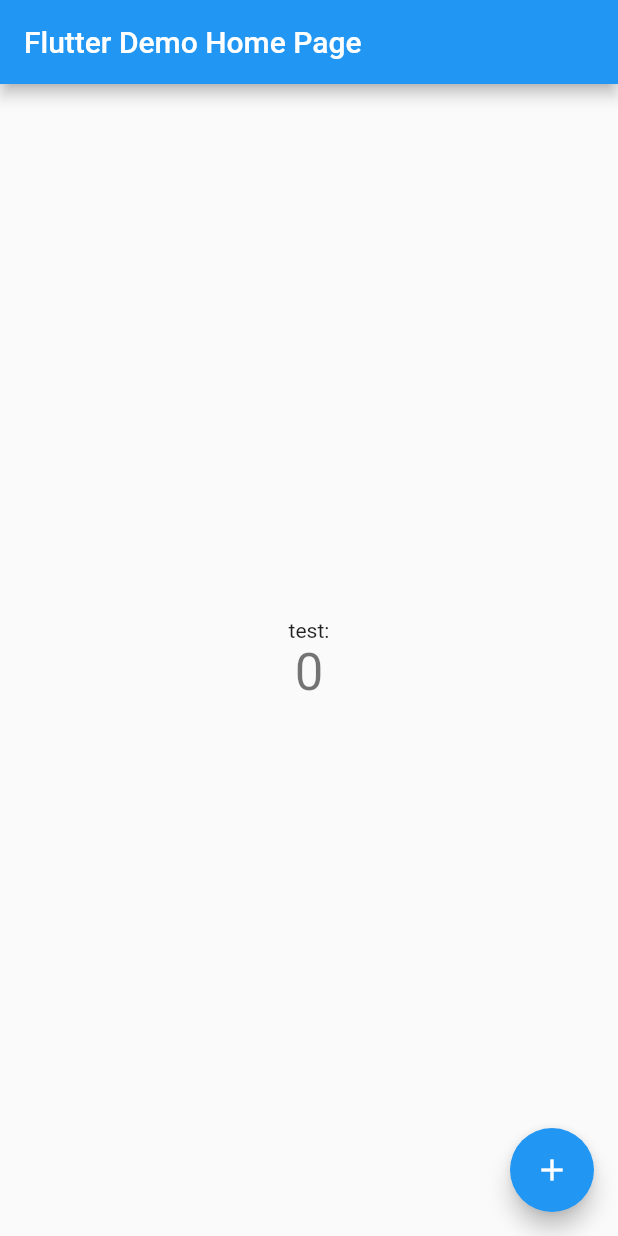
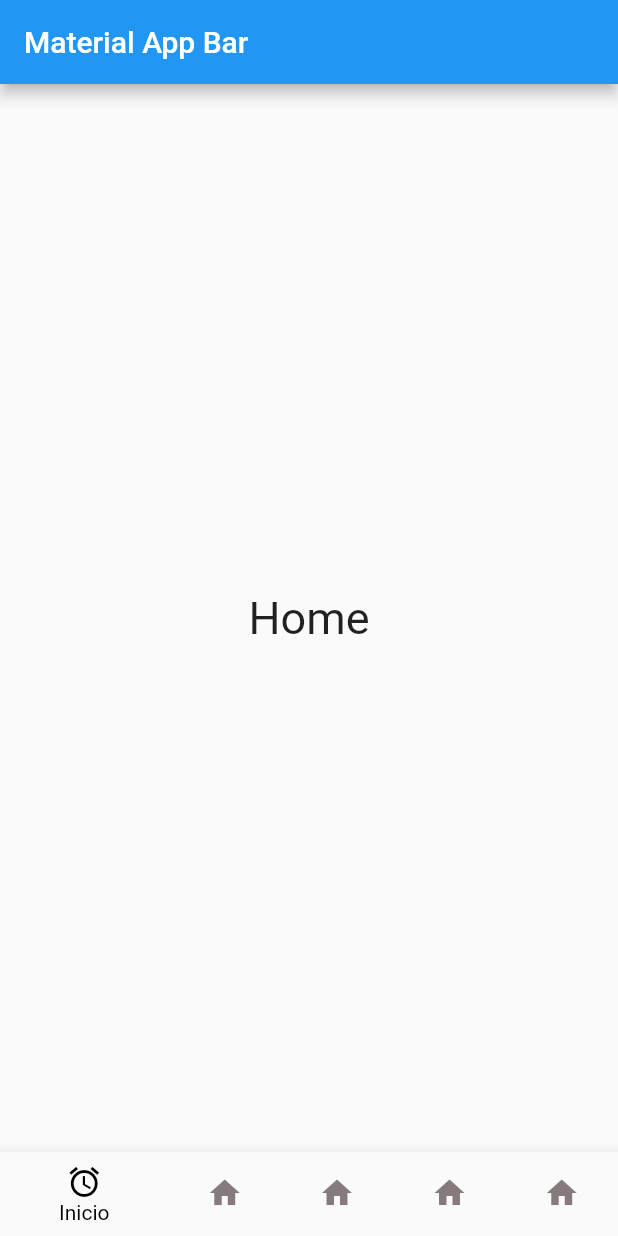
Before and after one commit to josephv2210/Help-on-flutter, a Flutter app: the screen it shows after launch, on a phone screen of 412 x 824 dp. Run offline on Flutter 3.47's test engine with Material 2 defaults, Android fonts, the phone set to English and light mode, and no system bars.

Commit message:
tabs and pages

```diff
--- a/lib/main.dart
+++ b/lib/main.dart
@@ -1,115 +1,63 @@
 import 'package:flutter/material.dart';
+import 'package:helpon/pages/PageCreate.dart';
+import 'package:helpon/pages/PageHome.dart';
+import 'package:helpon/pages/PageNotifications.dart';
+import 'package:helpon/pages/PageProfile.dart';
+import 'package:helpon/pages/PageSearch.dart';
 
-void main() {
-  runApp(const MyApp());
+void main() => runApp(const MyApp());
+
+class MyApp extends StatefulWidget {
+  const MyApp({super.key});
+
+  @override
+  State<MyApp> createState() => _MyAppState();
 }
 
-class MyApp extends StatelessWidget {
-  const MyApp({super.key});
+class _MyAppState extends State<MyApp> {
+  int _paginaActual = 0;
+  List<Widget> _pages = [
+    PageHome(),
+    PageSearch(),
+    PageCreate(),
+    PageNotifications(),
+    PageProfile()
+  ];
 
-  // This widget is the root of your application.
   @override
   Widget build(BuildContext context) {
     return MaterialApp(
-      title: 'Flutter Demo',
-      theme: ThemeData(
-        // This is the theme of your application.
-        //
-        // Try running your application with "flutter run". You'll see the
-        // application has a blue toolbar. Then, without quitting the app, try
-        // changing the primarySwatch below to Colors.green and then invoke
-        // "hot reload" (press "r" in the console where you ran "flutter run",
-        // or simply save your changes to "hot reload" in a Flutter IDE).
-        // Notice that the counter didn't reset back to zero; the application
-        // is not restarted.
-        primarySwatch: Colors.blue,
+      debugShowCheckedModeBanner: false,
+      title: 'Material App',
+      home: Scaffold(
+        appBar: AppBar(
+          title: const Text('Material App Bar'),
+        ),
+        body: _pages[_paginaActual],
+        bottomNavigationBar: BottomNavigationBar(
+          unselectedLabelStyle:
+              const TextStyle(color: Color.fromARGB(255, 0, 0, 0), fontSize: 14),
+          backgroundColor: Color.fromARGB(255, 255, 255, 255),
+          fixedColor: Color.fromARGB(255, 0, 0, 0),
+          unselectedItemColor: Color.fromRGBO(133, 123, 124, 1),
+          onTap: (index) {
+            setState(() {
+              _paginaActual = index;
+            });
+          },
+          currentIndex: _paginaActual,
+          items: [
+            BottomNavigationBarItem(
+                icon: Icon(Icons.access_alarm),
+                label: "Inicio"),
+            BottomNavigationBarItem(icon: Icon(Icons.home), label: "Buscar"),
+            BottomNavigationBarItem(icon: Icon(Icons.home), label: "Crear"),
+            BottomNavigationBarItem(
+                icon: Icon(Icons.home), label: "Notificaciones"),
+            BottomNavigationBarItem(icon: Icon(Icons.home), label: "Perfil"),
+          ],
+        ),
       ),
-      home: const MyHomePage(title: 'Flutter Demo Home Page'),
     );
   }
 }
-
-class MyHomePage extends StatefulWidget {
-  const MyHomePage({super.key, required this.title});
-
-  // This widget is the home page of your application. It is stateful, meaning
-  // that it has a State object (defined below) that contains fields that affect
-  // how it looks.
-
-  // This class is the configuration for the state. It holds the values (in this
-  // case the title) provided by the parent (in this case the App widget) and
-  // used by the build method of the State. Fields in a Widget subclass are
-  // always marked "final".
-
-  final String title;
-
-  @override
-  State<MyHomePage> createState() => _MyHomePageState();
-}
-
-class _MyHomePageState extends State<MyHomePage> {
-  int _counter = 0;
-
-  void _incrementCounter() {
-    setState(() {
-      // This call to setState tells the Flutter framework that something has
-      // changed in this State, which causes it to rerun the build method below
-      // so that the display can reflect the updated values. If we changed
-      // _counter without calling setState(), then the build method would not be
-      // called again, and so nothing would appear to happen.
-      _counter++;
-    });
-  }
-
-  @override
-  Widget build(BuildContext context) {
-    // This method is rerun every time setState is called, for instance as done
-    // by the _incrementCounter method above.
-    //
-    // The Flutter framework has been optimized to make rerunning build methods
-    // fast, so that you can just rebuild anything that needs updating rather
-    // than having to individually change instances of widgets.
-    return Scaffold(
-      appBar: AppBar(
-        // Here we take the value from the MyHomePage object that was created by
-        // the App.build method, and use it to set our appbar title.
-        title: Text(widget.title),
-      ),
-      body: Center(
-        // Center is a layout widget. It takes a single child and positions it
-        // in the middle of the parent.
-        child: Column(
-          // Column is also a layout widget. It takes a list of children and
-          // arranges them vertically. By default, it sizes itself to fit its
-          // children horizontally, and tries to be as tall as its parent.
-          //
-          // Invoke "debug painting" (press "p" in the console, choose the
-          // "Toggle Debug Paint" action from the Flutter Inspector in Android
-          // Studio, or the "Toggle Debug Paint" command in Visual Studio Code)
-          // to see the wireframe for each widget.
-          //
-          // Column has various properties to control how it sizes itself and
-          // how it positions its children. Here we use mainAxisAlignment to
-          // center the children vertically; the main axis here is the vertical
-          // axis because Columns are vertical (the cross axis would be
-          // horizontal).
-          mainAxisAlignment: MainAxisAlignment.center,
-          children: <Widget>[
-            const Text(
-              'test:',
-            ),
-            Text(
-              '$_counter',
-              style: Theme.of(context).textTheme.headline4,
-            ),
-          ],
-        ),
-      ),
-      floatingActionButton: FloatingActionButton(
-        onPressed: _incrementCounter,
-        tooltip: 'Increment',
-        child: const Icon(Icons.add),
-      ), // This trailing comma makes auto-formatting nicer for build methods.
-    );
-  }
-}
--- /dev/null
+++ b/lib/pages/PageHome.dart
@@ -0,0 +1,12 @@
+import 'package:flutter/material.dart';
+
+class PageHome extends StatelessWidget {
+  const PageHome({super.key});
+
+  @override
+  Widget build(BuildContext context) {
+    return Center(
+      child: Text("Home", style: TextStyle(fontSize: 30),),
+    );
+  }
+}
```
Also changed, not shown: lib/pages/PageCreate.dart (added, +12 -0 lines), lib/pages/PageNotifications.dart (added, +12 -0 lines), lib/pages/PageProfile.dart (added, +12 -0 lines), lib/pages/PageSearch.dart (added, +12 -0 lines), lib/auth/login.dart (added), lib/auth/register.dart (added).
